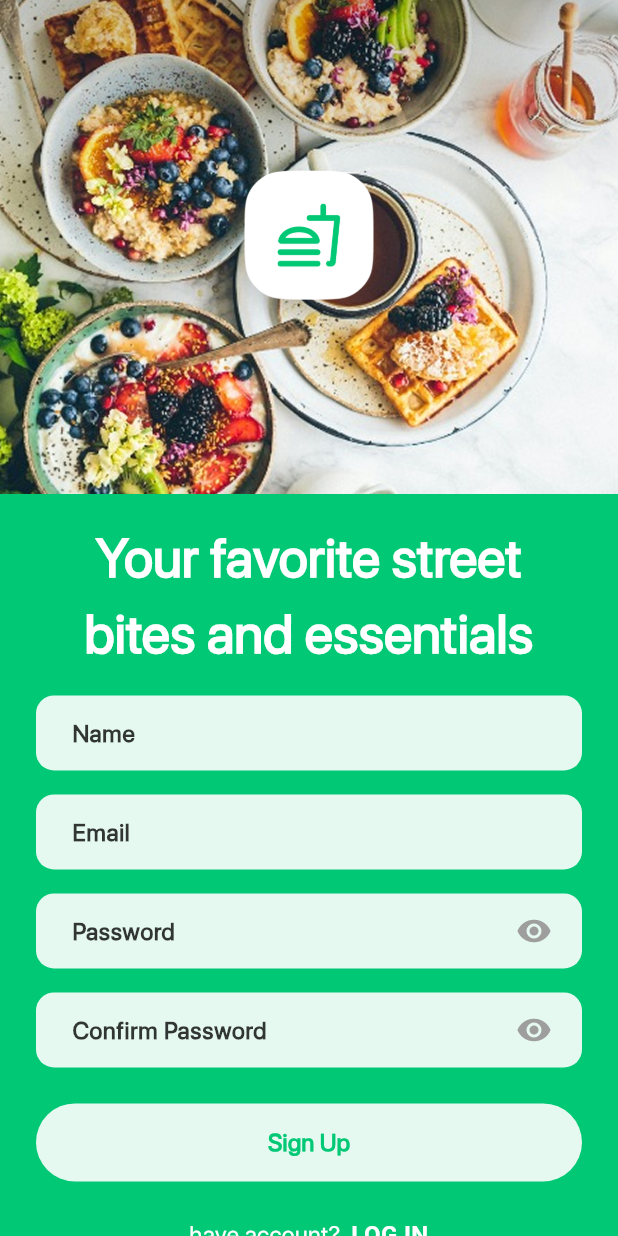
After one commit to FakhrElddin/street_bite_app, a Flutter app: the RegisterScreen screen opened directly, on a phone screen of 412 x 824 dp. The commit adds this screen. Run offline on Flutter 3.47's test engine with Material 3 defaults, Android fonts, the phone set to English and light mode, and no system bars.

Commit message:
create register screen ui

```diff
--- a/lib/features/auth/presentation/screens/login_screen.dart
+++ b/lib/features/auth/presentation/screens/login_screen.dart
@@ -2,6 +2,7 @@ import 'package:flutter/material.dart';
 import 'package:street_bite_app/core/utils/app_colors.dart';
 import 'package:street_bite_app/core/widgets/custom_button.dart';
 import 'package:street_bite_app/core/widgets/custom_text_form_field.dart';
+import 'package:street_bite_app/features/auth/presentation/screens/register_screen.dart';
 import 'package:street_bite_app/features/auth/presentation/widgets/auth_footer_section.dart';
 import 'package:street_bite_app/features/auth/presentation/widgets/auth_header.dart';
 
@@ -61,7 +62,14 @@ class LoginScreen extends StatelessWidget {
                   AuthFooterSection(
                     questionText: "Don't have account? ",
                     actionText: 'SIGN UP',
-                    onActionTap: () {},
+                    onActionTap: () {
+                      Navigator.push(
+                        context,
+                        MaterialPageRoute(
+                          builder: (context) => RegisterScreen(),
+                        ),
+                      );
+                    },
                   ),
                   SafeArea(bottom: true, child: SizedBox.shrink()),
                 ],
--- /dev/null
+++ b/lib/features/auth/presentation/screens/register_screen.dart
@@ -0,0 +1,97 @@
+import 'package:flutter/material.dart';
+import 'package:street_bite_app/core/utils/app_colors.dart';
+import 'package:street_bite_app/core/widgets/custom_button.dart';
+import 'package:street_bite_app/core/widgets/custom_text_form_field.dart';
+import 'package:street_bite_app/features/auth/presentation/widgets/auth_footer_section.dart';
+import 'package:street_bite_app/features/auth/presentation/widgets/auth_header.dart';
+
+class RegisterScreen extends StatelessWidget {
+  const RegisterScreen({super.key});
+
+  @override
+  Widget build(BuildContext context) {
+    final screenHeight = MediaQuery.sizeOf(context).height;
+    return Scaffold(
+      backgroundColor: AppColors.primaryColor,
+      body: SingleChildScrollView(
+        child: Column(
+          children: [
+            AuthHeader(
+              backgroundImageHeight: screenHeight * 0.4,
+              logoHeight: screenHeight * 0.15,
+            ),
+            SizedBox(height: 16),
+            Padding(
+              padding: const EdgeInsets.symmetric(horizontal: 24.0),
+              child: Column(
+                children: [
+                  Text(
+                    "Your favorite street bites and essentials",
+                    style: TextStyle(
+                      color: Colors.white,
+                      fontSize: 36,
+                      fontWeight: FontWeight.bold,
+                    ),
+                    textAlign: TextAlign.center,
+                  ),
+                  SizedBox(height: 16),
+                  CustomTextFormField(
+                    labelText: 'Name',
+                    hintText: 'Enter Your Name',
+                    textInputAction: TextInputAction.next,
+                    keyboardType: TextInputType.emailAddress,
+                    validator: (value) {
+                      return null;
+                    },
+                  ),
+                  SizedBox(height: 16),
+                  CustomTextFormField(
+                    labelText: 'Email',
+                    hintText: 'Enter Your Email',
+                    textInputAction: TextInputAction.next,
+                    keyboardType: TextInputType.emailAddress,
+                    validator: (value) {
+                      return null;
+                    },
+                  ),
+                  SizedBox(height: 16),
+                  CustomTextFormField(
+                    labelText: 'Password',
+                    hintText: 'Enter Your Password',
+                    isPassword: true,
+                    textInputAction: TextInputAction.done,
+                    keyboardType: TextInputType.visiblePassword,
+                    validator: (value) {
+                      return null;
+                    },
+                  ),
+                  SizedBox(height: 16),
+                  CustomTextFormField(
+                    labelText: 'Confirm Password',
+                    hintText: 'Confirm Your Password',
+                    isPassword: true,
+                    textInputAction: TextInputAction.done,
+                    keyboardType: TextInputType.visiblePassword,
+                    validator: (value) {
+                      return null;
+                    },
+                  ),
+                  SizedBox(height: 24),
+                  CustomTextButton(text: 'Sign Up', onTap: () {}),
+                  SizedBox(height: 24),
+                  AuthFooterSection(
+                    questionText: "have account? ",
+                    actionText: 'LOG IN',
+                    onActionTap: () {
+                      Navigator.pop(context);
+                    },
+                  ),
+                ],
+              ),
+            ),
+          ],
+        ),
+      ),
+    );
+  }
+}
--- a/lib/features/auth/presentation/widgets/auth_header.dart
+++ b/lib/features/auth/presentation/widgets/auth_header.dart
@@ -16,7 +16,12 @@ class AuthHeader extends StatelessWidget {
     return Stack(
       alignment: Alignment.center,
       children: [
-        Image.asset(AppAssets.splashImage, height: backgroundImageHeight),
+        Image.asset(
+          AppAssets.splashImage,
+          height: backgroundImageHeight,
+          width: double.infinity,
+          fit: BoxFit.cover,
+        ),
         Image.asset(AppAssets.splashLogo, height: logoHeight),
       ],
     );
```
